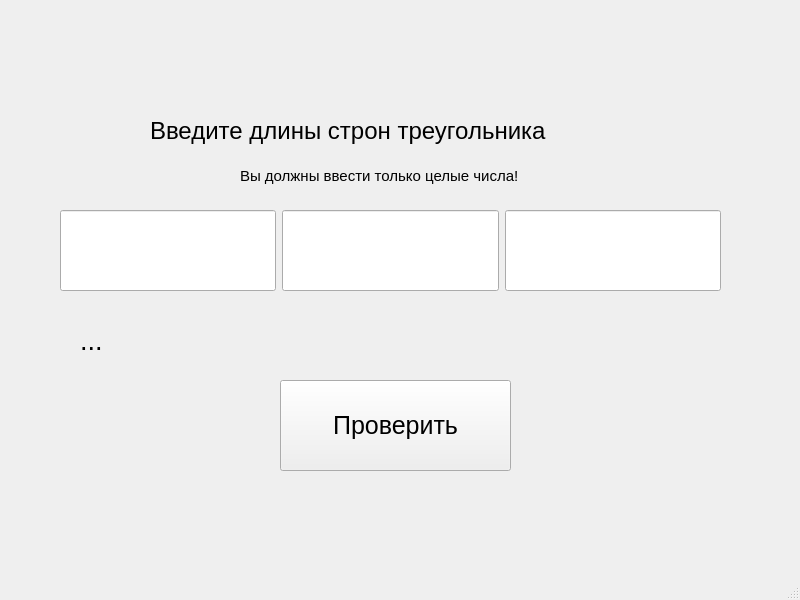
Old version of the form mainwindow.ui in the repository meow-mrr/Lab1_testirovanie_treygolnik.
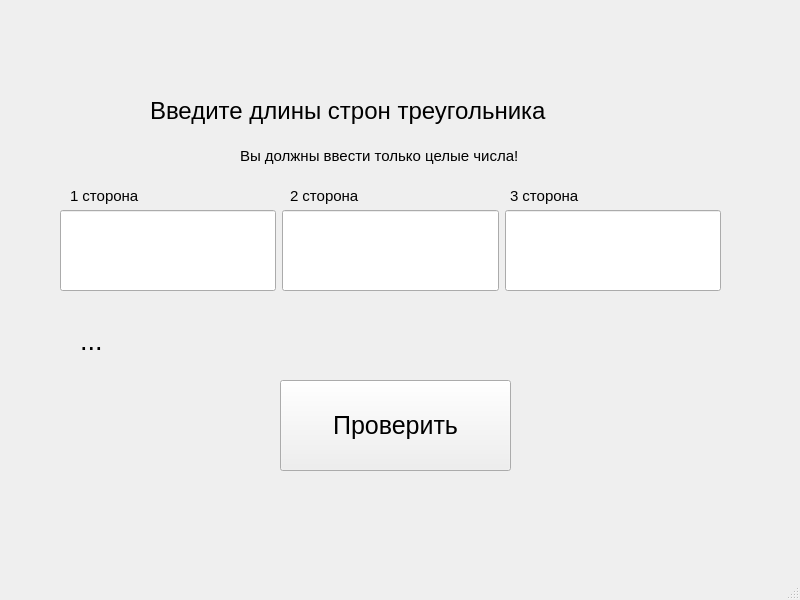
New version of the form.

Commit message: add name of label

The edit to the form file:
```diff
--- a/mainwindow.ui
+++ b/mainwindow.ui
@@ -114,7 +114,7 @@
     <property name="geometry">
      <rect>
       <x>150</x>
-      <y>100</y>
+      <y>80</y>
       <width>501</width>
       <height>61</height>
      </rect>
@@ -189,7 +189,7 @@
     <property name="geometry">
      <rect>
       <x>240</x>
-      <y>160</y>
+      <y>140</y>
       <width>431</width>
       <height>31</height>
      </rect>
@@ -203,6 +203,60 @@
      <string>Вы должны ввести только целые числа!</string>
     </property>
    </widget>
+   <widget class="QLabel" name="label_3">
+    <property name="geometry">
+     <rect>
+      <x>70</x>
+      <y>180</y>
+      <width>111</width>
+      <height>31</height>
+     </rect>
+    </property>
+    <property name="font">
+     <font>
+      <pointsize>11</pointsize>
+     </font>
+    </property>
+    <property name="text">
+     <string>1 сторона</string>
+    </property>
+   </widget>
+   <widget class="QLabel" name="label_4">
+    <property name="geometry">
+     <rect>
+      <x>290</x>
+      <y>180</y>
+      <width>111</width>
+      <height>31</height>
+     </rect>
+    </property>
+    <property name="font">
+     <font>
+      <pointsize>11</pointsize>
+     </font>
+    </property>
+    <property name="text">
+     <string>2 сторона</string>
+    </property>
+   </widget>
+   <widget class="QLabel" name="label_5">
+    <property name="geometry">
+     <rect>
+      <x>510</x>
+      <y>180</y>
+      <width>111</width>
+      <height>31</height>
+     </rect>
+    </property>
+    <property name="font">
+     <font>
+      <pointsize>11</pointsize>
+     </font>
+    </property>
+    <property name="text">
+     <string>3 сторона</string>
+    </property>
+   </widget>
   </widget>
   <widget class="QMenuBar" name="menubar">
    <property name="geometry">
```
